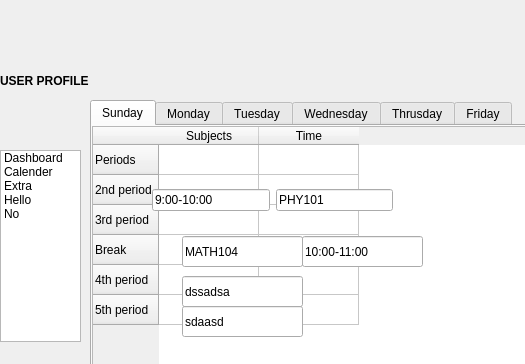
pantshaswat/RMS, file profile.ui: the form before one commit; both pictures show x 0 to 525 and y 0 to 364 of the 1213 by 515 pixel window.
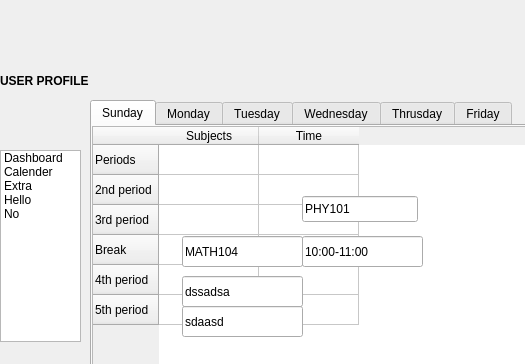
The form after the commit. Icons and pictures are not drawn.

Diff of the .ui file:
```diff
--- a/profile.ui
+++ b/profile.ui
@@ -246,31 +246,18 @@
       <string>10:00-11:00</string>
      </property>
     </widget>
-    <widget class="QWidget" name="layoutWidget">
+    <widget class="QLineEdit" name="lineEdit">
      <property name="geometry">
       <rect>
-       <x>60</x>
-       <y>60</y>
-       <width>241</width>
-       <height>28</height>
+       <x>210</x>
+       <y>70</y>
+       <width>116</width>
+       <height>26</height>
       </rect>
      </property>
-     <layout class="QHBoxLayout" name="horizontalLayout">
-      <item>
-       <widget class="QLineEdit" name="lineEdit_5">
-        <property name="text">
-         <string>9:00-10:00</string>
-        </property>
-       </widget>
-      </item>
-      <item>
-       <widget class="QLineEdit" name="lineEdit">
-        <property name="text">
-         <string>PHY101</string>
-        </property>
-       </widget>
-      </item>
-     </layout>
+     <property name="text">
+      <string>PHY101</string>
+     </property>
     </widget>
    </widget>
    <widget class="QWidget" name="tab_2">
```
Left out of the diff: 3 changed lines with no effect on the pictures.
